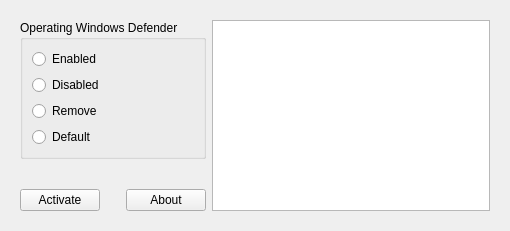
First picture: the form in mainui.ui, repository XMuli/windows-defender-close, before the edit.
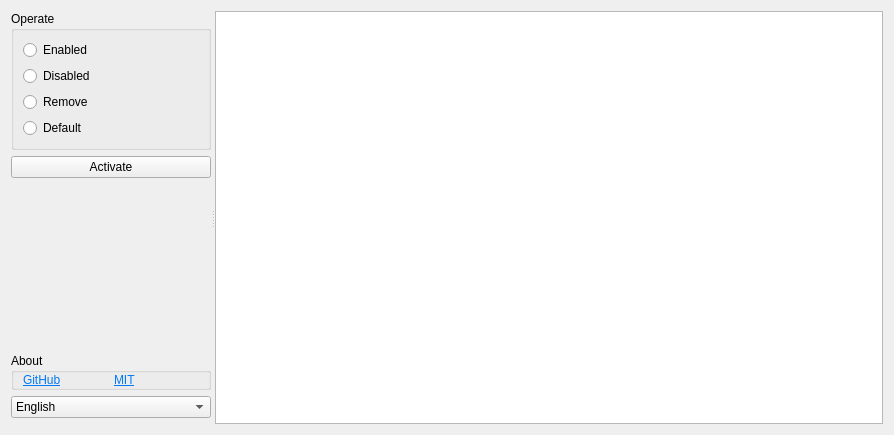
Second picture: the form after the edit.

Commit message: feat: Update UI style, add logo

```diff
--- a/mainui.ui
+++ b/mainui.ui
@@ -6,63 +6,123 @@
    <rect>
     <x>0</x>
     <y>0</y>
-    <width>510</width>
-    <height>231</height>
+    <width>894</width>
+    <height>435</height>
    </rect>
   </property>
   <property name="windowTitle">
    <string>MainUI</string>
   </property>
-  <layout class="QHBoxLayout" name="horizontalLayout_2" stretch="2,3">
+  <layout class="QHBoxLayout" name="horizontalLayout_5">
+   <item>
+    <widget class="QSplitter" name="splitter">
+     <property name="sizePolicy">
+      <sizepolicy hsizetype="Preferred" vsizetype="Preferred">
+       <horstretch>0</horstretch>
+       <verstretch>0</verstretch>
+      </sizepolicy>
+     </property>
+     <property name="maximumSize">
+      <size>
+       <width>16777215</width>
+       <height>16777215</height>
+      </size>
+     </property>
+     <property name="orientation">
+      <enum>Qt::Horizontal</enum>
+     </property>
+     <widget class="QWidget" name="widget_3" native="true">
+      <property name="sizePolicy">
+       <sizepolicy hsizetype="Maximum" vsizetype="Preferred">
+        <horstretch>0</horstretch>
+        <verstretch>0</verstretch>
+       </sizepolicy>
+      </property>
+      <property name="minimumSize">
+       <size>
+        <width>130</width>
+        <height>0</height>
+       </size>
+      </property>
+      <property name="maximumSize">
+       <size>
+        <width>200</width>
+        <height>16777215</height>
+       </size>
+      </property>
+      <layout class="QVBoxLayout" name="verticalLayout_2">
    <property name="leftMargin">
-    <number>20</number>
+        <number>0</number>
    </property>
    <property name="topMargin">
-    <number>20</number>
+        <number>0</number>
    </property>
    <property name="rightMargin">
-    <number>20</number>
+        <number>0</number>
    </property>
    <property name="bottomMargin">
-    <number>20</number>
-   </property>
-   <item>
-    <layout class="QVBoxLayout" name="verticalLayout" stretch="3,0,1">
+        <number>0</number>
+       </property>
      <item>
       <widget class="QGroupBox" name="groupBox">
        <property name="title">
-        <string>Operating Windows Defender</string>
-       </property>
+          <string>Operate</string>
+         </property>
+         <layout class="QHBoxLayout" name="horizontalLayout">
+          <item>
+           <widget class="QWidget" name="widget" native="true">
        <layout class="QGridLayout" name="gridLayout">
-        <item row="4" column="0">
-         <widget class="QRadioButton" name="rbDefault">
-          <property name="text">
-           <string>Default</string>
-          </property>
-         </widget>
-        </item>
-        <item row="1" column="0">
-         <widget class="QRadioButton" name="rbEnabled">
-          <property name="text">
-           <string>Enabled</string>
-          </property>
-         </widget>
-        </item>
-        <item row="3" column="0">
+             <property name="leftMargin">
+              <number>0</number>
+             </property>
+             <property name="topMargin">
+              <number>0</number>
+             </property>
+             <property name="rightMargin">
+              <number>0</number>
+             </property>
+             <property name="bottomMargin">
+              <number>0</number>
+             </property>
+             <item row="2" column="0">
          <widget class="QRadioButton" name="rbRemove">
           <property name="text">
            <string>Remove</string>
           </property>
          </widget>
         </item>
-        <item row="2" column="0">
+             <item row="0" column="0">
+              <widget class="QRadioButton" name="rbEnabled">
+               <property name="text">
+                <string>Enabled</string>
+               </property>
+              </widget>
+             </item>
+             <item row="1" column="0">
          <widget class="QRadioButton" name="rbDisabled">
           <property name="text">
            <string>Disabled</string>
           </property>
          </widget>
         </item>
-       </layout>
+             <item row="3" column="0">
+              <widget class="QRadioButton" name="rbDefault">
+               <property name="text">
+                <string>Default</string>
+               </property>
+              </widget>
+             </item>
+            </layout>
+           </widget>
+          </item>
+         </layout>
+        </widget>
+       </item>
+       <item>
+        <widget class="QPushButton" name="btActivate">
+         <property name="text">
+          <string>Activate</string>
+         </property>
       </widget>
      </item>
      <item>
@@ -73,46 +133,129 @@
        <property name="sizeHint" stdset="0">
         <size>
          <width>20</width>
-         <height>40</height>
+           <height>210</height>
         </size>
        </property>
       </spacer>
      </item>
      <item>
-      <layout class="QHBoxLayout" name="horizontalLayout">
-       <item>
-        <widget class="QPushButton" name="btActivate">
-         <property name="text">
-          <string>Activate</string>
-         </property>
-        </widget>
-       </item>
-       <item>
-        <spacer name="horizontalSpacer">
-         <property name="orientation">
-          <enum>Qt::Horizontal</enum>
-         </property>
-         <property name="sizeHint" stdset="0">
-          <size>
-           <width>40</width>
-           <height>20</height>
-          </size>
-         </property>
-        </spacer>
-       </item>
+        <widget class="QWidget" name="widget_4" native="true">
+         <layout class="QVBoxLayout" name="verticalLayout">
+          <property name="leftMargin">
+           <number>0</number>
+          </property>
+          <property name="topMargin">
+           <number>0</number>
+          </property>
+          <property name="rightMargin">
+           <number>0</number>
+          </property>
+          <property name="bottomMargin">
+           <number>0</number>
+          </property>
        <item>
-        <widget class="QPushButton" name="btAbout">
-         <property name="text">
+           <widget class="QGroupBox" name="groupBox_2">
+            <property name="title">
           <string>About</string>
          </property>
-        </widget>
-       </item>
-      </layout>
-     </item>
-    </layout>
+            <layout class="QHBoxLayout" name="horizontalLayout_3">
+             <property name="topMargin">
+              <number>0</number>
+             </property>
+             <property name="bottomMargin">
+              <number>0</number>
+             </property>
+             <item>
+              <widget class="QWidget" name="widget_5" native="true">
+               <layout class="QHBoxLayout" name="horizontalLayout_4">
+                <property name="leftMargin">
+                 <number>0</number>
+                </property>
+                <property name="topMargin">
+                 <number>0</number>
+                </property>
+                <property name="rightMargin">
+                 <number>0</number>
+                </property>
+                <property name="bottomMargin">
+                 <number>0</number>
+                </property>
+                <item>
+                 <widget class="QLabel" name="label">
+                  <property name="text">
+                   <string>&lt;html&gt;&lt;head/&gt;&lt;body&gt;&lt;p&gt;&lt;a href=&quot;https://github.com/XMuli/windows-defender-close&quot;&gt;&lt;span style=&quot; text-decoration: underline; color:#007af4;&quot;&gt;GitHub&lt;/span&gt;&lt;/a&gt;&lt;/p&gt;&lt;/body&gt;&lt;/html&gt;</string>
+                  </property>
+                  <property name="textFormat">
+                   <enum>Qt::RichText</enum>
+                  </property>
+                  <property name="openExternalLinks">
+                   <bool>true</bool>
+                  </property>
+                 </widget>
+                </item>
+                <item>
+                 <widget class="QLabel" name="label_2">
+                  <property name="text">
+                   <string>&lt;html&gt;&lt;head/&gt;&lt;body&gt;&lt;p&gt;&lt;a href=&quot;https://github.com/XMuli/windows-defender-close/blob/master/LICENSE&quot;&gt;&lt;span style=&quot; text-decoration: underline; color:#007af4;&quot;&gt;MIT&lt;/span&gt;&lt;/a&gt;&lt;/p&gt;&lt;/body&gt;&lt;/html&gt;</string>
+                  </property>
+                  <property name="openExternalLinks">
+                   <bool>true</bool>
+                  </property>
+                 </widget>
+                </item>
+               </layout>
+              </widget>
+             </item>
+            </layout>
+           </widget>
    </item>
    <item>
+           <widget class="QComboBox" name="cbbLanguage">
+            <item>
+             <property name="text">
+              <string>English</string>
+             </property>
+            </item>
+            <item>
+             <property name="text">
+              <string>简体中文</string>
+             </property>
+            </item>
+            <item>
+             <property name="text">
+              <string>繁体中文</string>
+             </property>
+            </item>
+           </widget>
+          </item>
+         </layout>
+        </widget>
+       </item>
+       <item>
+        <widget class="QWidget" name="widget_2" native="true">
+         <layout class="QHBoxLayout" name="horizontalLayout_2">
+          <property name="spacing">
+           <number>0</number>
+          </property>
+          <property name="leftMargin">
+           <number>0</number>
+          </property>
+          <property name="topMargin">
+           <number>0</number>
+          </property>
+          <property name="rightMargin">
+           <number>0</number>
+          </property>
+          <property name="bottomMargin">
+           <number>0</number>
+          </property>
+         </layout>
+        </widget>
+       </item>
+      </layout>
+     </widget>
     <widget class="QTextEdit" name="textEdit"/>
+    </widget>
    </item>
   </layout>
  </widget>
```
Lines whose indentation alone changed are shown as unchanged. The commit also changes 19 other files.
